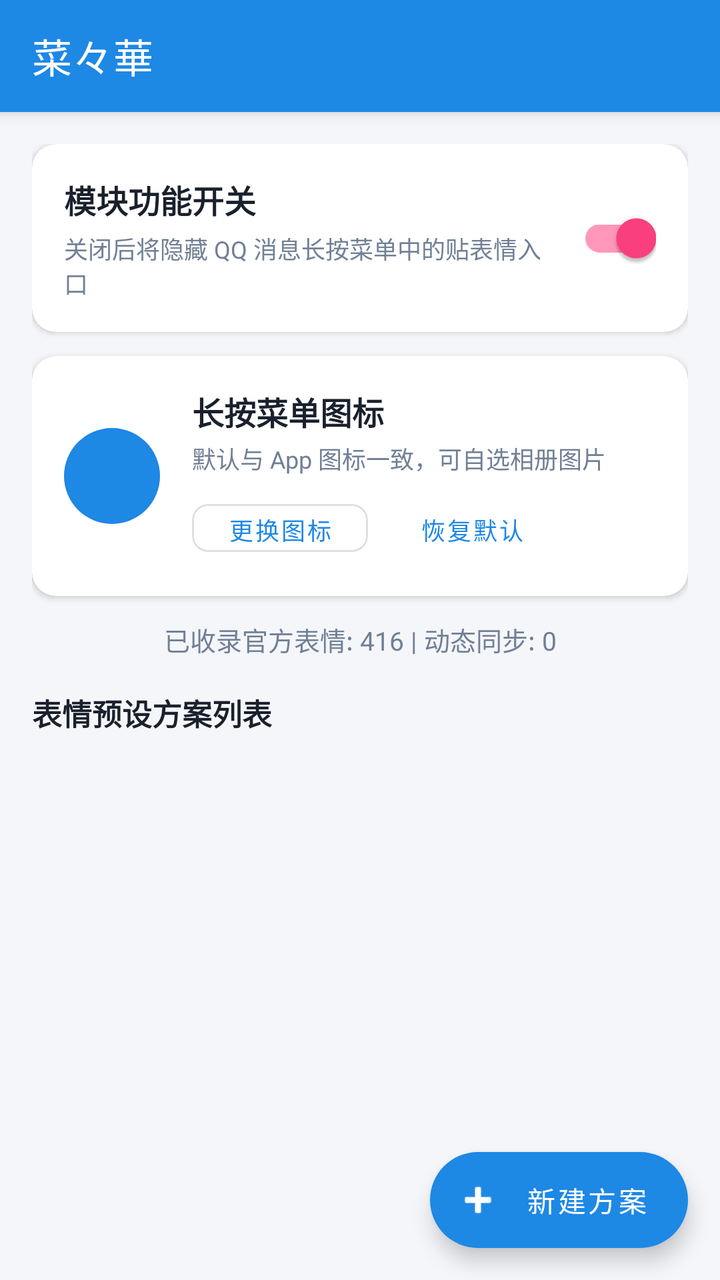
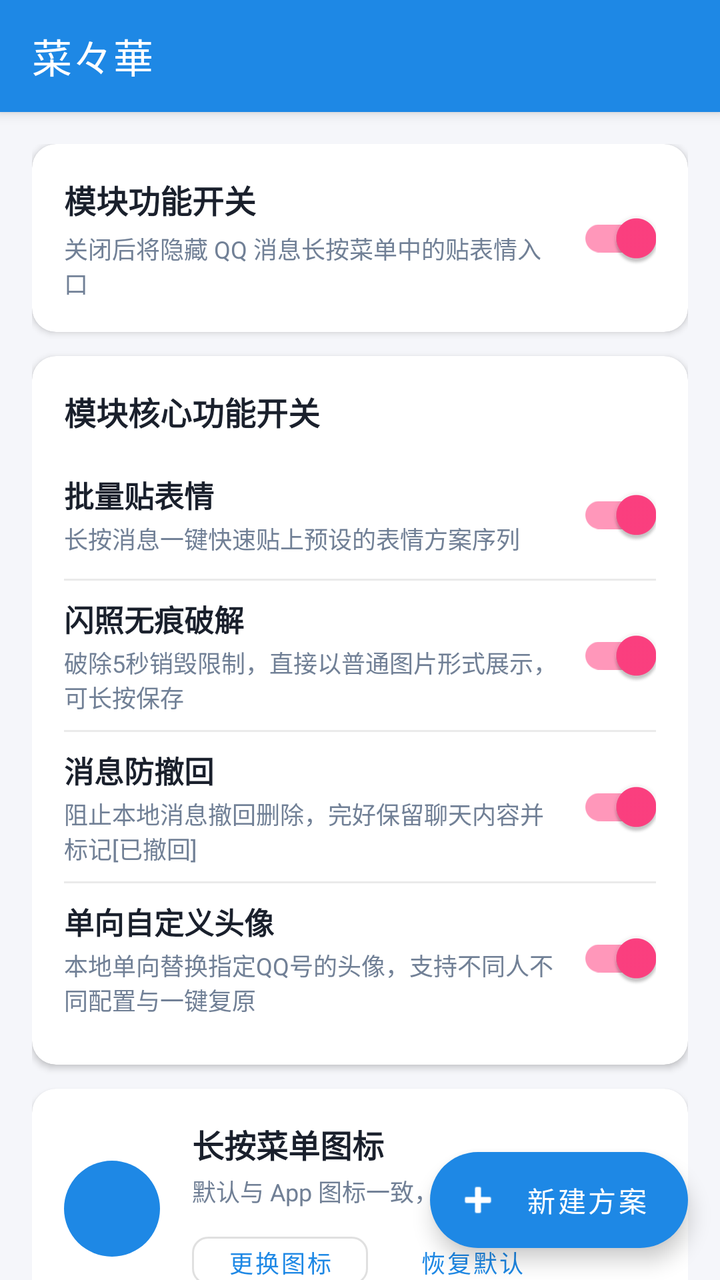

Before-and-after screenshots of an Android layout around one commit, followed by the original layout XML and the change that was made.
<!-- AndroidManifest.xml: application theme Theme.QQEmojiReactor -->
<!-- res/layout/activity_main.xml -->
<?xml version="1.0" encoding="utf-8"?>
<androidx.coordinatorlayout.widget.CoordinatorLayout xmlns:android="http://schemas.android.com/apk/res/android"
    xmlns:app="http://schemas.android.com/apk/res-auto"
    android:layout_width="match_parent"
    android:layout_height="match_parent"
    android:background="@color/background">

    <com.google.android.material.appbar.AppBarLayout
        android:layout_width="match_parent"
        android:layout_height="wrap_content"
        android:theme="@style/ThemeOverlay.MaterialComponents.Dark.ActionBar">

        <androidx.appcompat.widget.Toolbar
            android:id="@+id/toolbar"
            android:layout_width="match_parent"
            android:layout_height="?attr/actionBarSize"
            android:background="@color/primary"
            app:popupTheme="@style/ThemeOverlay.MaterialComponents.Light"
            app:title="@string/app_name" />

    </com.google.android.material.appbar.AppBarLayout>

    <androidx.core.widget.NestedScrollView
        android:layout_width="match_parent"
        android:layout_height="match_parent"
        app:layout_behavior="@string/appbar_scrolling_view_behavior">

        <LinearLayout
            android:layout_width="match_parent"
            android:layout_height="wrap_content"
            android:orientation="vertical"
            android:padding="16dp">

            
            <com.google.android.material.card.MaterialCardView
                android:layout_width="match_parent"
                android:layout_height="wrap_content"
                android:layout_marginBottom="12dp"
                app:cardCornerRadius="12dp"
                app:cardElevation="2dp">

                <LinearLayout
                    android:layout_width="match_parent"
                    android:layout_height="wrap_content"
                    android:gravity="center_vertical"
                    android:orientation="horizontal"
                    android:padding="16dp">

                    <LinearLayout
                        android:layout_width="0dp"
                        android:layout_height="wrap_content"
                        android:layout_weight="1"
                        android:orientation="vertical">

                        <TextView
                            android:layout_width="wrap_content"
                            android:layout_height="wrap_content"
                            android:text="模块功能开关"
                            android:textColor="@color/text_primary"
                            android:textSize="16sp"
                            android:textStyle="bold" />

                        <TextView
                            android:layout_width="wrap_content"
                            android:layout_height="wrap_content"
                            android:layout_marginTop="4dp"
                            android:text="关闭后将隐藏 QQ 消息长按菜单中的贴表情入口"
                            android:textColor="@color/text_secondary"
                            android:textSize="12sp" />
                    </LinearLayout>

                    <com.google.android.material.switchmaterial.SwitchMaterial
                        android:id="@+id/switch_module_enable"
                        android:layout_width="wrap_content"
                        android:layout_height="wrap_content"
                        android:checked="true" />
                </LinearLayout>
            </com.google.android.material.card.MaterialCardView>

            
            <com.google.android.material.card.MaterialCardView
                android:layout_width="match_parent"
                android:layout_height="wrap_content"
                android:layout_marginBottom="12dp"
                app:cardCornerRadius="12dp"
                app:cardElevation="2dp">

                <LinearLayout
                    android:layout_width="match_parent"
                    android:layout_height="wrap_content"
                    android:gravity="center_vertical"
                    android:orientation="horizontal"
                    android:padding="16dp">

                    <ImageView
                        android:id="@+id/iv_menu_icon_preview"
                        android:layout_width="48dp"
                        android:layout_height="48dp"
                        android:layout_marginEnd="16dp"
                        android:background="@drawable/bg_badge_circle"
                        android:padding="4dp"
                        android:scaleType="fitCenter"
                        android:contentDescription="@string/menu_icon_preview_desc" />

                    <LinearLayout
                        android:layout_width="0dp"
                        android:layout_height="wrap_content"
                        android:layout_weight="1"
                        android:orientation="vertical">

                        <TextView
                            android:layout_width="wrap_content"
                            android:layout_height="wrap_content"
                            android:text="@string/menu_icon_title"
                            android:textColor="@color/text_primary"
                            android:textSize="16sp"
                            android:textStyle="bold" />

                        <TextView
                            android:id="@+id/tv_menu_icon_status"
                            android:layout_width="wrap_content"
                            android:layout_height="wrap_content"
                            android:layout_marginTop="3dp"
                            android:text="@string/menu_icon_default"
                            android:textColor="@color/text_secondary"
                            android:textSize="12sp" />

                        <LinearLayout
                            android:layout_width="wrap_content"
                            android:layout_height="wrap_content"
                            android:layout_marginTop="8dp"
                            android:orientation="horizontal">

                            <com.google.android.material.button.MaterialButton
                                android:id="@+id/btn_change_menu_icon"
                                style="@style/Widget.MaterialComponents.Button.OutlinedButton"
                                android:layout_width="wrap_content"
                                android:layout_height="36dp"
                                android:layout_marginEnd="8dp"
                                android:paddingStart="12dp"
                                android:paddingEnd="12dp"
                                android:text="@string/action_change_icon"
                                android:textSize="12sp"
                                app:cornerRadius="8dp" />

                            <com.google.android.material.button.MaterialButton
                                android:id="@+id/btn_reset_menu_icon"
                                style="@style/Widget.MaterialComponents.Button.TextButton"
                                android:layout_width="wrap_content"
                                android:layout_height="36dp"
                                android:paddingStart="8dp"
                                android:paddingEnd="8dp"
                                android:text="@string/action_reset_icon"
                                android:textSize="12sp" />
                        </LinearLayout>
                    </LinearLayout>
                </LinearLayout>
            </com.google.android.material.card.MaterialCardView>

            
            <TextView
                android:id="@+id/tv_emoji_stats"
                android:layout_width="match_parent"
                android:layout_height="wrap_content"
                android:layout_marginBottom="16dp"
                android:gravity="center"
                android:textColor="@color/text_secondary"
                android:textSize="13sp"
                android:text="已收录官方表情: 416 | 动态同步: 0" />

            
            <TextView
                android:layout_width="wrap_content"
                android:layout_height="wrap_content"
                android:layout_marginBottom="8dp"
                android:text="表情预设方案列表"
                android:textColor="@color/text_primary"
                android:textSize="15sp"
                android:textStyle="bold" />

            
            <androidx.recyclerview.widget.RecyclerView
                android:id="@+id/recycler_view_groups"
                android:layout_width="match_parent"
                android:layout_height="wrap_content"
                android:nestedScrollingEnabled="false" />

        </LinearLayout>
    </androidx.core.widget.NestedScrollView>

    
    <com.google.android.material.floatingactionbutton.ExtendedFloatingActionButton
        android:id="@+id/fab_add_group"
        android:layout_width="wrap_content"
        android:layout_height="wrap_content"
        android:layout_gravity="bottom|end"
        android:layout_margin="16dp"
        android:text="新建方案"
        android:textColor="@android:color/white"
        app:backgroundTint="@color/primary"
        app:icon="@android:drawable/ic_input_add"
        app:iconTint="@android:color/white" />

</androidx.coordinatorlayout.widget.CoordinatorLayout>
<!-- resources referenced by this layout -->
<resources>
  <color name="background">#F5F6FA</color>
  <color name="primary">#1E88E5</color>
  <color name="text_primary">#1A202C</color>
  <color name="text_secondary">#718096</color>
  <!-- drawable bg_badge_circle (drawable) -->
  <?xml version="1.0" encoding="utf-8"?>
  <shape xmlns:android="http://schemas.android.com/apk/res/android"
      android:shape="oval">
      <solid android:color="@color/primary" />
  </shape>
  <string name="action_change_icon">更换图标</string>
  <string name="action_reset_icon">恢复默认</string>
  <string name="app_name">菜々華</string>
  <string name="menu_icon_default">默认与 App 图标一致，可自选相册图片</string>
  <string name="menu_icon_preview_desc">菜单图标预览</string>
  <string name="menu_icon_title">长按菜单图标</string>
  <style name="Theme.QQEmojiReactor" parent="Theme.MaterialComponents.DayNight.NoActionBar">
          <item name="colorPrimary">@color/primary</item>
          <item name="colorPrimaryDark">@color/primary_dark</item>
          <item name="colorAccent">@color/accent</item>
          <item name="android:windowBackground">@color/background</item>
      </style>
  <color name="primary_dark">#1565C0</color>
  <color name="accent">#FF4081</color>
</resources>

<!-- the commit's change to res/layout/activity_main.xml (unified diff, before → after) -->
@@ -74,6 +74,203 @@
                         android:layout_width="wrap_content"
                         android:layout_height="wrap_content"
                         android:checked="true" />
+                </LinearLayout>
+            </com.google.android.material.card.MaterialCardView>
+
+            
+            <com.google.android.material.card.MaterialCardView
+                android:layout_width="match_parent"
+                android:layout_height="wrap_content"
+                android:layout_marginBottom="12dp"
+                app:cardCornerRadius="12dp"
+                app:cardElevation="2dp">
+
+                <LinearLayout
+                    android:layout_width="match_parent"
+                    android:layout_height="wrap_content"
+                    android:orientation="vertical"
+                    android:padding="16dp">
+
+                    <TextView
+                        android:layout_width="wrap_content"
+                        android:layout_height="wrap_content"
+                        android:text="@string/section_features_title"
+                        android:textColor="@color/text_primary"
+                        android:textSize="16sp"
+                        android:textStyle="bold"
+                        android:layout_marginBottom="8dp" />
+
+                    
+                    <LinearLayout
+                        android:layout_width="match_parent"
+                        android:layout_height="wrap_content"
+                        android:gravity="center_vertical"
+                        android:orientation="horizontal"
+                        android:paddingTop="8dp"
+                        android:paddingBottom="8dp">
+
+                        <LinearLayout
+                            android:layout_width="0dp"
+                            android:layout_height="wrap_content"
+                            android:layout_weight="1"
+                            android:orientation="vertical">
+
+                            <TextView
+                                android:layout_width="wrap_content"
+                                android:layout_height="wrap_content"
+                                android:text="@string/feature_reaction_title"
+                                android:textColor="@color/text_primary"
+                                android:textSize="15sp"
+                                android:textStyle="bold" />
+
+                            <TextView
+                                android:layout_width="wrap_content"
+                                android:layout_height="wrap_content"
+                                android:layout_marginTop="2dp"
+                                android:text="@string/feature_reaction_desc"
+                                android:textColor="@color/text_secondary"
+                                android:textSize="12sp" />
+                        </LinearLayout>
+
+                        <com.google.android.material.switchmaterial.SwitchMaterial
+                            android:id="@+id/switch_feature_reaction"
+                            android:layout_width="wrap_content"
+                            android:layout_height="wrap_content"
+                            android:checked="true" />
+                    </LinearLayout>
+
+                    <View
+                        android:layout_width="match_parent"
+                        android:layout_height="1dp"
+                        android:background="#15000000" />
+
+                    
+                    <LinearLayout
+                        android:layout_width="match_parent"
+                        android:layout_height="wrap_content"
+                        android:gravity="center_vertical"
+                        android:orientation="horizontal"
+                        android:paddingTop="8dp"
+                        android:paddingBottom="8dp">
+
+                        <LinearLayout
+                            android:layout_width="0dp"
+                            android:layout_height="wrap_content"
+                            android:layout_weight="1"
+                            android:orientation="vertical">
+
+                            <TextView
+                                android:layout_width="wrap_content"
+                                android:layout_height="wrap_content"
+                                android:text="@string/feature_flash_pic_title"
+                                android:textColor="@color/text_primary"
+                                android:textSize="15sp"
+                                android:textStyle="bold" />
+
+                            <TextView
+                                android:layout_width="wrap_content"
+                                android:layout_height="wrap_content"
+                                android:layout_marginTop="2dp"
+                                android:text="@string/feature_flash_pic_desc"
+                                android:textColor="@color/text_secondary"
+                                android:textSize="12sp" />
+                        </LinearLayout>
+
+                        <com.google.android.material.switchmaterial.SwitchMaterial
+                            android:id="@+id/switch_feature_flash_pic"
+                            android:layout_width="wrap_content"
+                            android:layout_height="wrap_content"
+                            android:checked="true" />
+                    </LinearLayout>
+
+                    <View
+                        android:layout_width="match_parent"
+                        android:layout_height="1dp"
+                        android:background="#15000000" />
+
+                    
+                    <LinearLayout
+                        android:layout_width="match_parent"
+                        android:layout_height="wrap_content"
+                        android:gravity="center_vertical"
+                        android:orientation="horizontal"
+                        android:paddingTop="8dp"
+                        android:paddingBottom="8dp">
+
+                        <LinearLayout
+                            android:layout_width="0dp"
+                            android:layout_height="wrap_content"
+                            android:layout_weight="1"
+                            android:orientation="vertical">
+
+                            <TextView
+                                android:layout_width="wrap_content"
+                                android:layout_height="wrap_content"
+                                android:text="@string/feature_anti_recall_title"
+                                android:textColor="@color/text_primary"
+                                android:textSize="15sp"
+                                android:textStyle="bold" />
+
+                            <TextView
+                                android:layout_width="wrap_content"
+                                android:layout_height="wrap_content"
+                                android:layout_marginTop="2dp"
+                                android:text="@string/feature_anti_recall_desc"
+                                android:textColor="@color/text_secondary"
+                                android:textSize="12sp" />
+                        </LinearLayout>
+
+                        <com.google.android.material.switchmaterial.SwitchMaterial
+                            android:id="@+id/switch_feature_anti_recall"
+                            android:layout_width="wrap_content"
+                            android:layout_height="wrap_content"
+                            android:checked="true" />
+                    </LinearLayout>
+
+                    <View
+                        android:layout_width="match_parent"
+                        android:layout_height="1dp"
+                        android:background="#15000000" />
+
+                    
+                    <LinearLayout
+                        android:layout_width="match_parent"
+                        android:layout_height="wrap_content"
+                        android:gravity="center_vertical"
+                        android:orientation="horizontal"
+                        android:paddingTop="8dp"
+                        android:paddingBottom="8dp">
+
+                        <LinearLayout
+                            android:layout_width="0dp"
+                            android:layout_height="wrap_content"
+                            android:layout_weight="1"
+                            android:orientation="vertical">
+
+                            <TextView
+                                android:layout_width="wrap_content"
+                                android:layout_height="wrap_content"
+                                android:text="@string/feature_custom_avatar_title"
+                                android:textColor="@color/text_primary"
+                                android:textSize="15sp"
+                                android:textStyle="bold" />
+
+                            <TextView
+                                android:layout_width="wrap_content"
+                                android:layout_height="wrap_content"
+                                android:layout_marginTop="2dp"
+                                android:text="@string/feature_custom_avatar_desc"
+                                android:textColor="@color/text_secondary"
+                                android:textSize="12sp" />
+                        </LinearLayout>
+
+                        <com.google.android.material.switchmaterial.SwitchMaterial
+                            android:id="@+id/switch_feature_custom_avatar"
+                            android:layout_width="wrap_content"
+                            android:layout_height="wrap_content"
+                            android:checked="true" />
+                    </LinearLayout>
+
                 </LinearLayout>
             </com.google.android.material.card.MaterialCardView>
 
@@ -158,6 +355,70 @@
             </com.google.android.material.card.MaterialCardView>
 
             
+            <com.google.android.material.card.MaterialCardView
+                android:layout_width="match_parent"
+                android:layout_height="wrap_content"
+                android:layout_marginBottom="12dp"
+                app:cardCornerRadius="12dp"
+                app:cardElevation="2dp">
+
+                <LinearLayout
+                    android:layout_width="match_parent"
+                    android:layout_height="wrap_content"
+                    android:orientation="vertical"
+                    android:padding="16dp">
+
+                    <LinearLayout
+                        android:layout_width="match_parent"
+                        android:layout_height="wrap_content"
+                        android:gravity="center_vertical"
+                        android:orientation="horizontal">
+
+                        <LinearLayout
+                            android:layout_width="0dp"
+                            android:layout_height="wrap_content"
+                            android:layout_weight="1"
+                            android:orientation="vertical">
+
+                            <TextView
+                                android:layout_width="wrap_content"
+                                android:layout_height="wrap_content"
+                                android:text="@string/section_custom_avatars_title"
+                                android:textColor="@color/text_primary"
+                                android:textSize="16sp"
+                                android:textStyle="bold" />
+
+                            <TextView
+                                android:layout_width="wrap_content"
+                                android:layout_height="wrap_content"
+                                android:layout_marginTop="3dp"
+                                android:text="本地单向替换，不同人不同配置，随时一键复原"
+                                android:textColor="@color/text_secondary"
+                                android:textSize="12sp" />
+                        </LinearLayout>
+
+                        <com.google.android.material.button.MaterialButton
+                            android:id="@+id/btn_add_custom_avatar"
+                            style="@style/Widget.MaterialComponents.Button.OutlinedButton"
+                            android:layout_width="wrap_content"
+                            android:layout_height="36dp"
+                            android:paddingStart="12dp"
+                            android:paddingEnd="12dp"
+                            android:text="@string/btn_add_custom_avatar"
+                            android:textSize="12sp"
+                            app:cornerRadius="8dp" />
+                    </LinearLayout>
+
+                    <androidx.recyclerview.widget.RecyclerView
+                        android:id="@+id/recycler_view_custom_avatars"
+                        android:layout_width="match_parent"
+                        android:layout_height="wrap_content"
+                        android:layout_marginTop="12dp"
+                        android:nestedScrollingEnabled="false" />
+                </LinearLayout>
+            </com.google.android.material.card.MaterialCardView>
+
+            
             <TextView
                 android:id="@+id/tv_emoji_stats"
                 android:layout_width="match_parent"
@@ -173,7 +434,7 @@
                 android:layout_width="wrap_content"
                 android:layout_height="wrap_content"
                 android:layout_marginBottom="8dp"
-                android:text="表情预设方案列表"
+                android:text="@string/section_presets_title"
                 android:textColor="@color/text_primary"
                 android:textSize="15sp"
                 android:textStyle="bold" />
<!-- resource entries referenced after the edit -->
@@ -13,9 +13,21 @@
   <string name="action_change_icon">更换图标</string>
   <string name="action_reset_icon">恢复默认</string>
   <string name="app_name">菜々華</string>
+  <string name="btn_add_custom_avatar">添加头像替换</string>
+  <string name="feature_anti_recall_desc">阻止本地消息撤回删除，完好保留聊天内容并标记[已撤回]</string>
+  <string name="feature_anti_recall_title">消息防撤回</string>
+  <string name="feature_custom_avatar_desc">本地单向替换指定QQ号的头像，支持不同人不同配置与一键复原</string>
+  <string name="feature_custom_avatar_title">单向自定义头像</string>
+  <string name="feature_flash_pic_desc">破除5秒销毁限制，直接以普通图片形式展示，可长按保存</string>
+  <string name="feature_flash_pic_title">闪照无痕破解</string>
+  <string name="feature_reaction_desc">长按消息一键快速贴上预设的表情方案序列</string>
+  <string name="feature_reaction_title">批量贴表情</string>
   <string name="menu_icon_default">默认与 App 图标一致，可自选相册图片</string>
   <string name="menu_icon_preview_desc">菜单图标预览</string>
   <string name="menu_icon_title">长按菜单图标</string>
+  <string name="section_custom_avatars_title">单向自定义头像列表</string>
+  <string name="section_features_title">模块核心功能开关</string>
+  <string name="section_presets_title">贴表情预设方案列表</string>
   <style name="Theme.QQEmojiReactor" parent="Theme.MaterialComponents.DayNight.NoActionBar">
           <item name="colorPrimary">@color/primary</item>
           <item name="colorPrimaryDark">@color/primary_dark</item>
